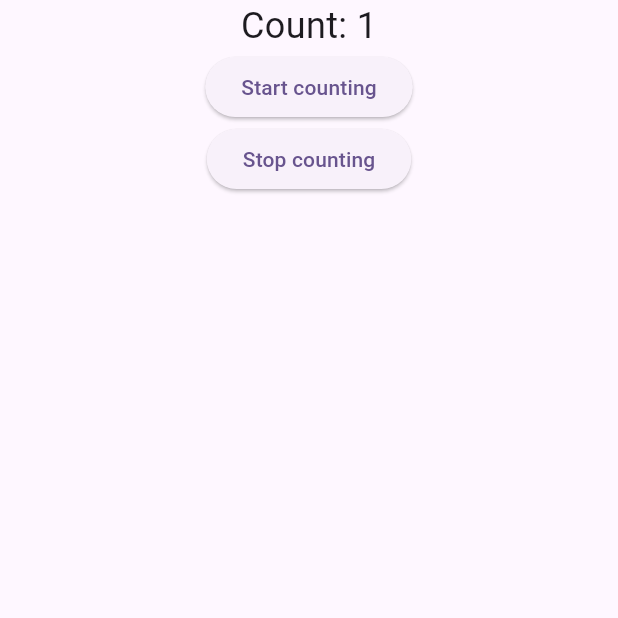
After one commit to mosayeb-masoumi/test-git, a Flutter app: the TestScreen screen opened directly, after a tap on "Start counting", on a phone screen of 412 x 824 dp, the top half of it. The commit adds this screen. Run offline on Flutter 3.47's test engine with Material 3 defaults, Android fonts, the phone set to English and light mode, and no system bars; our stand-ins replace flutter_map, latlong2; missing offline and left inert: flutter_map_cancellable_tile_provider.

Commit message:
delevep branch updated

```diff
--- /dev/null
+++ b/lib/test_screen.dart
@@ -0,0 +1,117 @@
+import 'dart:async';
+
+import 'package:flutter/material.dart';
+
+class TestScreen extends StatefulWidget {
+  const TestScreen({super.key});
+
+  @override
+  State<TestScreen> createState() => _TestScreenState();
+}
+
+class _TestScreenState extends State<TestScreen> {
+
+  StreamController<int> _controller = StreamController<int>();
+  int _count = 0;
+  bool _isCounting = false;
+
+  void _startCounting() {
+    _isCounting = true;
+    _controller.add(_count); // Emit the initial count
+    Timer.periodic(Duration(seconds: 1), (timer) {
+      if (_isCounting) {
+        _count++;
+        _controller.add(_count); // Emit the updated count
+      } else {
+        timer.cancel(); // Stop the timer if counting is stopped
+      }
+    });
+  }
+
+  void _stopCounting() {
+    _isCounting = false; // Set the flag to stop counting
+    // _controller.close(); // Close the stream controller
+  }
+  // Stream<int> counterStream() async*{
+  //   int count = 0;
+  //   while(true) {
+  //     await Future.delayed(Duration(seconds: 1));
+  //     yield count ++ ;
+  //   }
+  // }
+
+  @override
+  Widget build(BuildContext context) {
+    Size size = MediaQuery.sizeOf(context);
+    Size size2 = MediaQuery.of(context).size;
+    return Scaffold(
+      body: Container(
+        width: double.infinity,
+        height: double.infinity,
+        child: Column(
+          children: [
+
+            StreamBuilder(
+                stream:_controller.stream,
+                builder: (context, snapshot) {
+
+                  if(snapshot.connectionState == ConnectionState.waiting){
+                    return Container();
+                  }else if(snapshot.hasError){
+                    return Text('Error: ${snapshot.error}');
+                  }else {
+                    return Text(
+                      'Count: ${snapshot.data ?? 0}',
+                      style: TextStyle(fontSize: 24),
+                    );
+                  }
+                },
+            ),
+
+
+            ElevatedButton(
+                onPressed: () async {
+                  _startCounting();
+                },
+                child: const Text("Start counting")),
+
+            ElevatedButton(
+                onPressed: () async {
+                  _stopCounting();
+                },
+                child: const Text("Stop counting")),
+          ],
+        ),
+      ),
+    );
+  }
+
+  void handleApiResponse(ApiResponse response) {
+    switch(response) {
+      case ApiSuccess success:
+        print("Success: ${success.data}");
+        break;
+      case ApiError error:
+        // TODO: Handle this case.
+        throw UnimplementedError();
+      case ApiLoading():
+        // TODO: Handle this case.
+        throw UnimplementedError();
+    }
+  }
+}
+
+
+sealed class ApiResponse {}
+
+class ApiSuccess extends ApiResponse {
+  final String data;
+  ApiSuccess(this.data);
+}
+
+class ApiError extends ApiResponse {
+  final String errorMessage;
+  ApiError(this.errorMessage);
+}
+
+class ApiLoading extends ApiResponse {}
```
Also changed, not shown: lib/home_page.dart (+31 -55 lines), lib/main.dart (+77 -2 lines), lib/map_screen.dart (added, +73 -0 lines), lib/third_screen.dart (+46 -18 lines), pubspec.yaml (+11 -2 lines), pubspec.lock, 6 other files.
